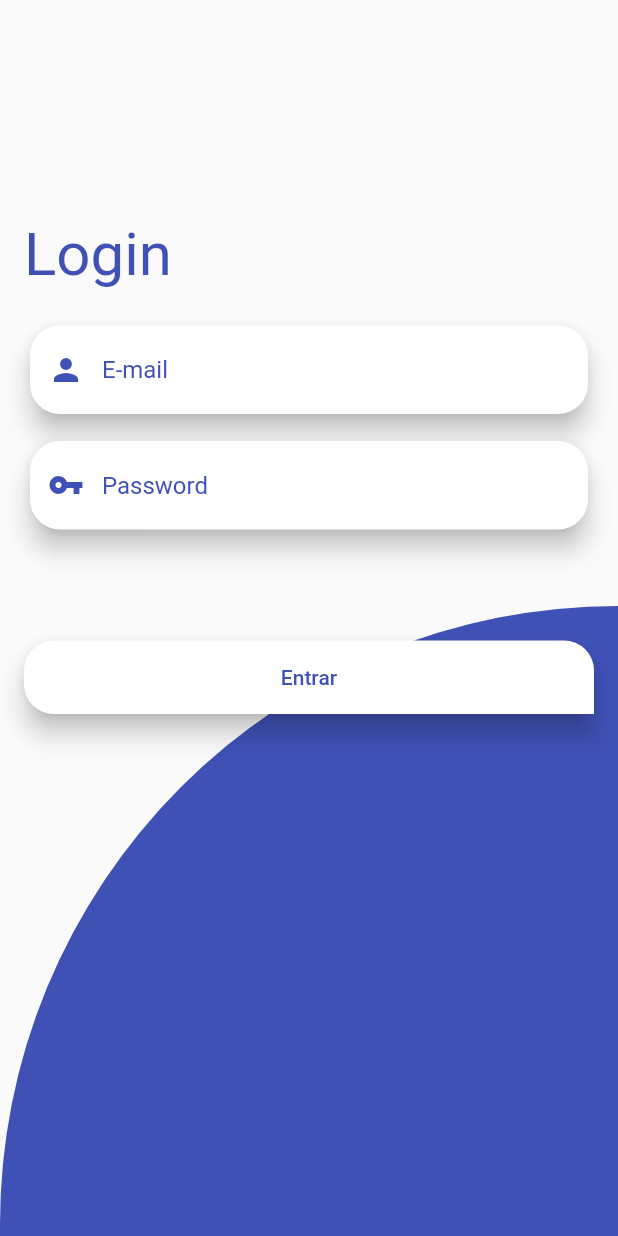
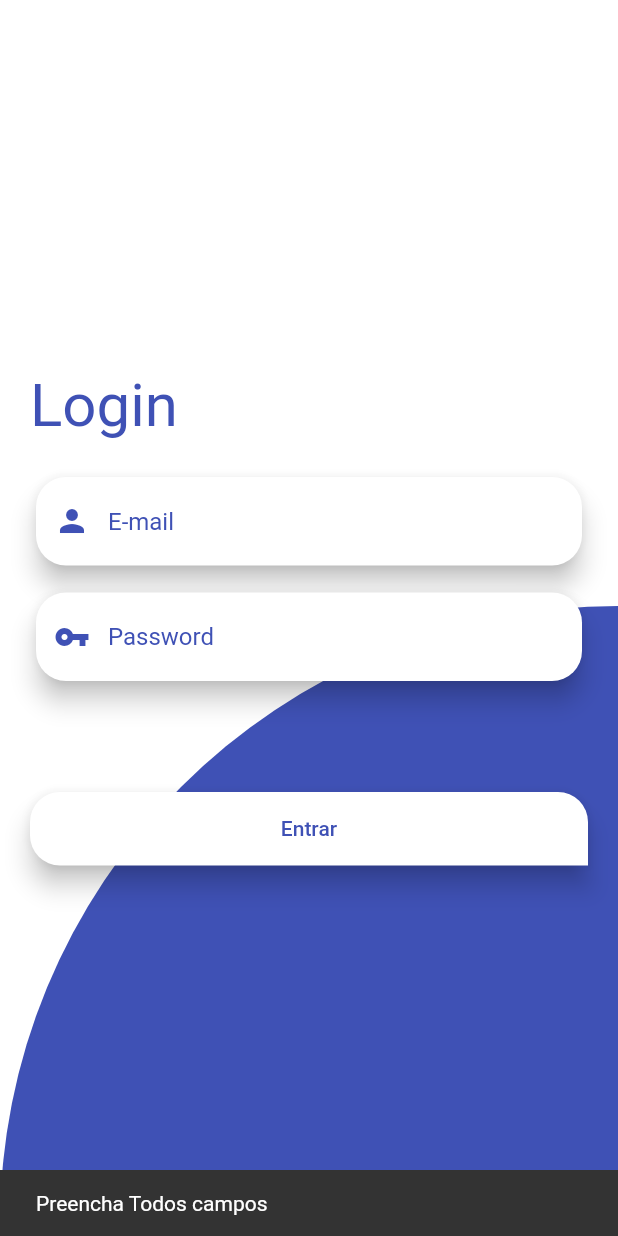
Before and after one commit to eliezerantonio/my-flutter-challenges, a Flutter app: the screen it shows after launch, after a tap on "Entrar", on a phone screen of 412 x 824 dp. Run offline on Flutter 3.47's test engine with Material 2 defaults, Android fonts, the phone set to English and light mode, and no system bars; our stand-ins replace flutter_icons, flutter_staggered_animations, hidden_drawer_menu, liquid_swipe; missing offline and left inert: clippy_flutter.

Commit message:
validando campos

```diff
--- a/atm/lib/models/user_manager.dart
+++ b/atm/lib/models/user_manager.dart
@@ -2,9 +2,10 @@ import 'dart:convert';
 
 import 'package:atm/helpers/api_response.dart';
 import 'package:atm/models/client.dart';
+import 'package:flutter/widgets.dart';
 import 'package:http/http.dart' as http;
 
-class UserManager {
+class UserManager extends ChangeNotifier {
   static Future<ApiResponse<Client>> login(
       String email, String password) async {
     try {
--- /dev/null
+++ b/atm/lib/screens/home_screen.dart
@@ -0,0 +1,14 @@
+import 'package:flutter/material.dart';
+
+class HomeScreen extends StatelessWidget {
+  const HomeScreen({Key key}) : super(key: key);
+
+  @override
+  Widget build(BuildContext context) {
+    return Scaffold(
+      body: Container(
+        child: Text("HomeScreen4"),
+      ),
+    );
+  }
+}
--- a/atm/lib/screens/login_screem.dart
+++ b/atm/lib/screens/login_screem.dart
@@ -1,23 +1,38 @@
 import 'package:atm/helpers/api_response.dart';
 import 'package:atm/models/client.dart';
 import 'package:atm/models/user_manager.dart';
+import 'package:atm/screens/home_screen.dart';
+import 'package:atm/widgets/messenger.dart';
+import 'package:atm/widgets/textformfield.dart';
 import 'package:flutter/material.dart';
 
-class LoginScreen extends StatelessWidget {
+class LoginScreen extends StatefulWidget {
   LoginScreen({Key key}) : super(key: key);
+
+  @override
+  _LoginScreenState createState() => _LoginScreenState();
+}
+
+class _LoginScreenState extends State<LoginScreen> {
   final _controllerEmail = TextEditingController();
 
   final _controllerPassword = TextEditingController();
 
+  bool _loading = false;
+
+  final _formKey = GlobalKey<FormState>();
+
   @override
   Widget build(BuildContext context) {
     return Scaffold(
-      body: SafeArea(
-        child: Container(
+      backgroundColor: Colors.white,
+      body: Form(
+        key: _formKey,
         child: Stack(
-            alignment: AlignmentDirectional.bottomStart,
+          alignment: AlignmentDirectional.center,
           children: [
-              Align(
+            !_loading
+                ? Align(
                     alignment: Alignment.bottomRight,
                     child: Container(
                       height: 420,
@@ -29,20 +44,33 @@ class LoginScreen extends StatelessWidget {
                         ),
                       ),
                     ),
+                  )
+                : Align(
+                    alignment: Alignment.topRight,
+                    child: Container(
+                      height: 420,
+                      width: double.infinity,
+                      decoration: BoxDecoration(
+                        color: Colors.indigo,
+                        borderRadius: BorderRadius.only(
+                          bottomRight: Radius.circular(550),
                         ),
-              Container(
-                padding: EdgeInsets.all(16),
+                      ),
+                    ),
+                  ),
+            SingleChildScrollView(
+              child: Container(
+                padding: EdgeInsets.all(20),
                 child: Column(
                   crossAxisAlignment: CrossAxisAlignment.stretch,
                   children: [
-                    Container(
-                      height: 130,
-                    ),
                     Align(
                       alignment: Alignment.topLeft,
                       child: Text(
                         "Login",
-                        style: TextStyle(fontSize: 40, color: Colors.indigo),
+                        style: TextStyle(
+                            fontSize: 40,
+                            color: !_loading ? Colors.indigo : Colors.white),
                       ),
                     ),
                     SizedBox(
@@ -52,6 +80,7 @@ class LoginScreen extends StatelessWidget {
                       hint: "E-mail",
                       icon: Icons.person,
                       controller: _controllerEmail,
+                      keyboardType: TextInputType.emailAddress,
                     ),
                     SizedBox(
                       height: 10,
@@ -60,11 +89,13 @@ class LoginScreen extends StatelessWidget {
                       hint: "Password",
                       icon: Icons.vpn_key,
                       controller: _controllerPassword,
+                      obscure: true,
                     ),
                     SizedBox(
                       height: 70,
                     ),
-                    Container(
+                    !_loading
+                        ? Container(
                             height: 49,
                             child: RaisedButton(
                               highlightColor: Colors.white30,
@@ -81,24 +112,27 @@ class LoginScreen extends StatelessWidget {
                               onPressed: _onClikLogin,
                               child: Text("Entrar"),
                             ),
+                          )
+                        : Center(child: CircularProgressIndicator())
+                  ],
                 ),
-                  ],
               ),
             )
           ],
-          ),
         ),
       ),
     );
   }
 
   _onClikLogin() async {
-    // bool formOk = _formKey.currentState.validate();
+    bool formOk = fieldsValidador();
 
-    // if (!formOk) {
-    //   return;
-    // }
-
+    if (!formOk) {
+      return;
+    }
+    setState(() {
+      _loading = true;
+    });
     String email = _controllerEmail.text;
     String password = _controllerPassword.text;
 
@@ -106,47 +140,34 @@ class LoginScreen extends StatelessWidget {
 
     if (apiResponse.ok) {
       Client user = apiResponse.result;
-      print(user);
+      if (user != null) {
+        Navigator.of(context).push(MaterialPageRoute(
+          builder: (context) => HomeScreen(),
+        ));
+      }
     } else {
-      print(apiResponse.msg);
+      messenger(context, apiResponse.msg);
+    }
+    setState(() {
+      _loading = false;
+    });
+  }
+
+  bool fieldsValidador() {
+    String email = _controllerEmail.text;
+    String password = _controllerPassword.text;
+    if (email.trim().isEmpty || password.trim().isEmpty) {
+      messenger(context, "Preencha Todos campos");
+    } else if (!email.contains("@")) {
+      messenger(context, "Preencha email valido");
+    } else if (email.length < 4) {
+      messenger(context, "E-mail muito curto");
+    } else if (password.length < 6) {
+      messenger(context, "senha muito curta");
+    } else {
+      return true;
+    }
+
+    return false;
   }
 }
-}
-
-class TextFormFieldWidget extends StatelessWidget {
-  const TextFormFieldWidget(
-      {Key key,
-      this.hint,
-      this.icon = Icons.accessible,
-      this.obscure = false,
-      this.controller})
-      : super(key: key);
-  final String hint;
-  final IconData icon;
-  final bool obscure;
-  final TextEditingController controller;
-  @override
-  Widget build(BuildContext context) {
-    return Card(
-      elevation: 7,
-      shape: RoundedRectangleBorder(borderRadius: BorderRadius.circular(20)),
-      child: TextFormField(
-        controller: controller,
-        obscureText: obscure,
-        decoration: InputDecoration(
-            border: InputBorder.none,
-            prefixIcon: Icon(
-              icon,
-              color: Colors.indigo,
-            ),
-            focusedBorder: InputBorder.none,
-            enabledBorder: InputBorder.none,
-            errorBorder: InputBorder.none,
-            disabledBorder: InputBorder.none,
-            contentPadding: EdgeInsets.all(20),
-            hintText: hint,
-            hintStyle: TextStyle(color: Colors.indigo)),
-      ),
-    );
-  }
-}
--- /dev/null
+++ b/atm/lib/widgets/messenger.dart
@@ -0,0 +1,8 @@
+import 'package:flutter/material.dart';
+import 'package:flutter/widgets.dart';
+
+void messenger(BuildContext context, String text) {
+  ScaffoldMessenger.of(context).showSnackBar(SnackBar(
+    content: Text(text),
+  ));
+}
--- /dev/null
+++ b/atm/lib/widgets/textformfield.dart
@@ -0,0 +1,48 @@
+import 'package:flutter/material.dart';
+
+class TextFormFieldWidget extends StatelessWidget {
+  const TextFormFieldWidget(
+      {Key key,
+      this.hint,
+      this.keyboardType,
+      this.icon = Icons.accessible,
+      this.obscure = false,
+      this.validator,
+      this.controller})
+      : super(key: key);
+  final String hint;
+  final IconData icon;
+  final bool obscure;
+  final TextEditingController controller;
+  final TextInputType keyboardType;
+  final FormFieldValidator validator;
+  @override
+  Widget build(BuildContext context) {
+    return Card(
+      elevation: 7,
+      shape: RoundedRectangleBorder(borderRadius: BorderRadius.circular(20)),
+      child: TextFormField(
+        controller: controller,
+        obscureText: obscure,
+        keyboardType: keyboardType,
+        validator: validator,
+        style: TextStyle(color: Colors.indigo),
+        decoration: InputDecoration(
+            border: InputBorder.none,
+            prefixIcon: Icon(
+              icon,
+              color: Colors.indigo,
+            ),
+            focusedBorder: InputBorder.none,
+            enabledBorder: InputBorder.none,
+            errorBorder: InputBorder.none,
+            disabledBorder: InputBorder.none,
+            contentPadding: EdgeInsets.all(20),
+            hintText: hint,
+            errorMaxLines: 1,
+            labelStyle: TextStyle(color: Colors.indigo),
+            hintStyle: TextStyle(color: Colors.indigo)),
+      ),
+    );
+  }
+}
```
Lines whose indentation alone changed are shown as unchanged.
